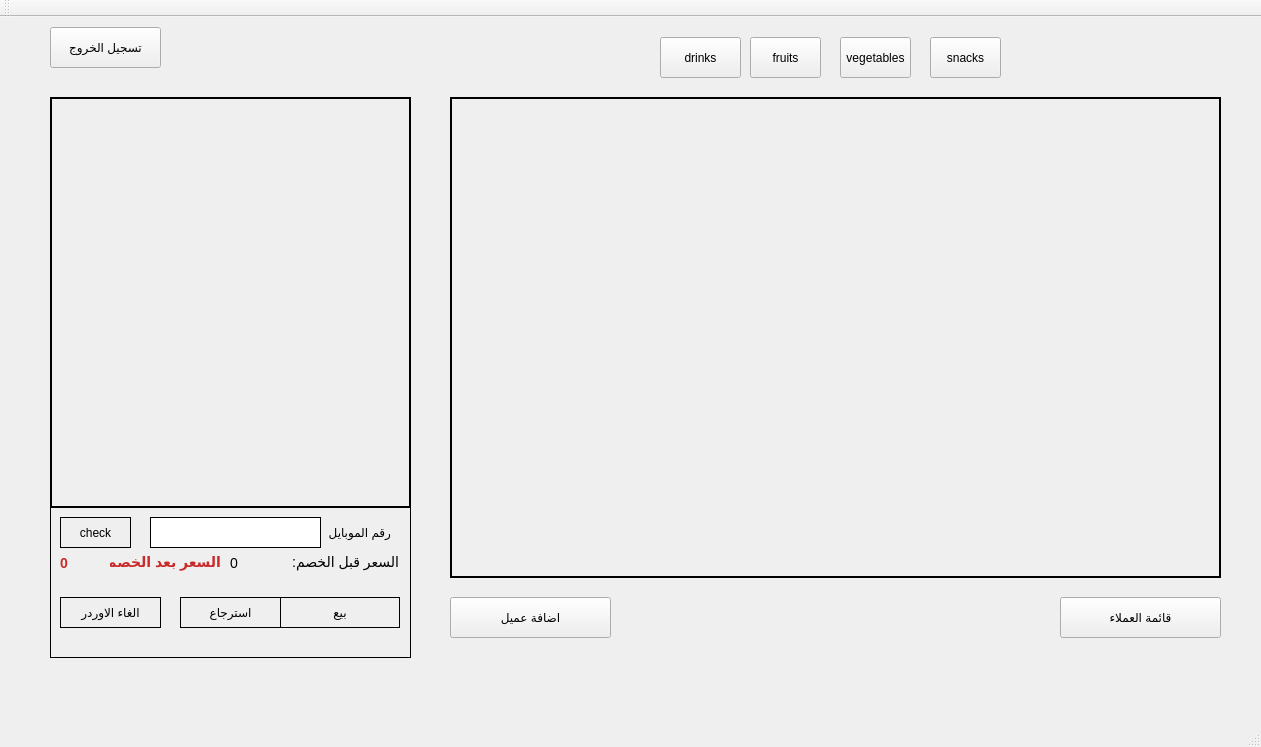
This is cashRegisterSystem/cashRegisterSystem.ui in Ismaeel-Muhammad/Cash-Register-System as Qt 5 draws it before an edit. The edited form follows.
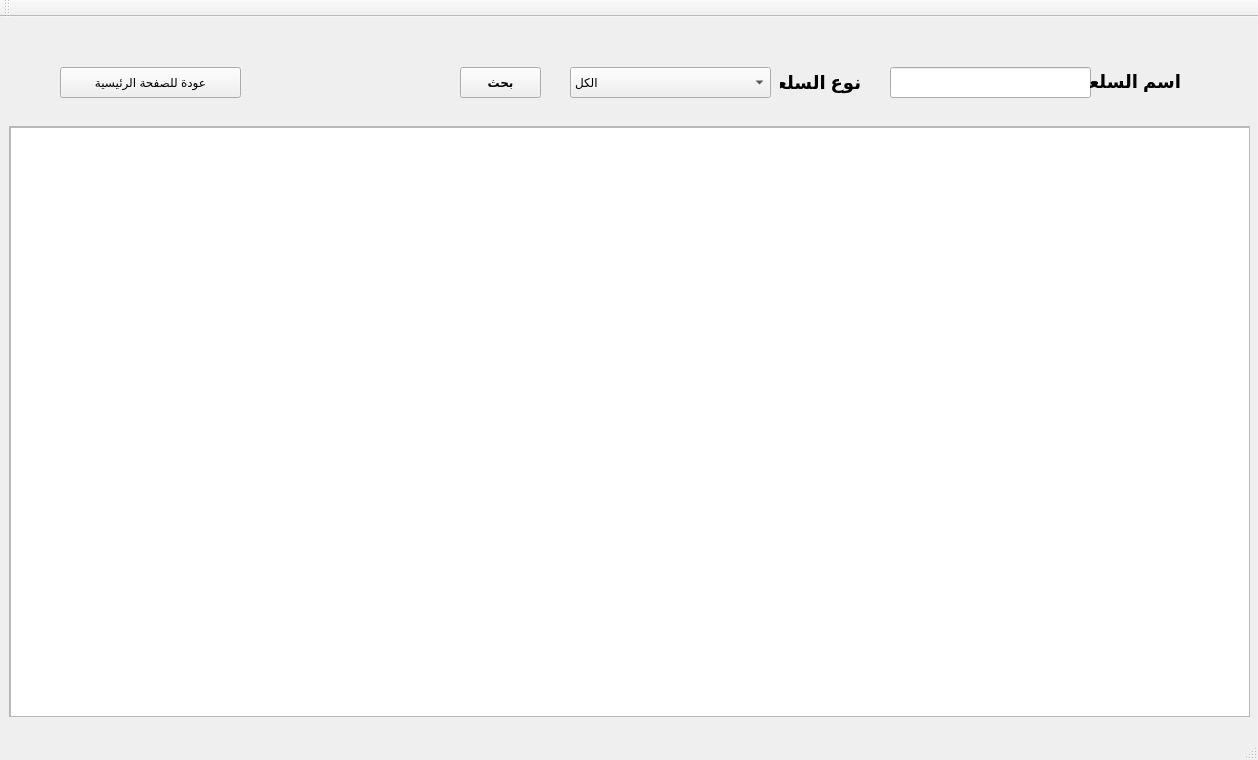
This is the edited form. The open tabs and pages were chosen to show the change.

Commit message: added product form with search and filters

```diff
--- a/cashRegisterSystem/cashRegisterSystem.ui
+++ b/cashRegisterSystem/cashRegisterSystem.ui
@@ -6,8 +6,8 @@
    <rect>
     <x>0</x>
     <y>0</y>
-    <width>1261</width>
-    <height>747</height>
+    <width>1258</width>
+    <height>760</height>
    </rect>
   </property>
   <property name="windowTitle">
@@ -20,7 +20,7 @@
       <x>0</x>
       <y>0</y>
       <width>1251</width>
-      <height>691</height>
+      <height>701</height>
      </rect>
     </property>
     <property name="currentIndex">
@@ -1441,6 +1441,134 @@
       </property>
      </widget>
     </widget>
+    <widget class="QWidget" name="page_2">
+     <widget class="QScrollArea" name="porductsForm">
+      <property name="geometry">
+       <rect>
+        <x>9</x>
+        <y>109</y>
+        <width>1241</width>
+        <height>591</height>
+       </rect>
+      </property>
+      <property name="widgetResizable">
+       <bool>true</bool>
+      </property>
+      <widget class="QWidget" name="scrollAreaWidgetContents_3">
+       <property name="geometry">
+        <rect>
+         <x>0</x>
+         <y>0</y>
+         <width>1239</width>
+         <height>589</height>
+        </rect>
+       </property>
+       <widget class="QTableView" name="prodtable">
+        <property name="geometry">
+         <rect>
+          <x>0</x>
+          <y>0</y>
+          <width>1241</width>
+          <height>591</height>
+         </rect>
+        </property>
+       </widget>
+      </widget>
+     </widget>
+     <widget class="QLineEdit" name="ProdNameSearch">
+      <property name="geometry">
+       <rect>
+        <x>890</x>
+        <y>50</y>
+        <width>201</width>
+        <height>31</height>
+       </rect>
+      </property>
+     </widget>
+     <widget class="QLabel" name="ProdNameLabel">
+      <property name="geometry">
+       <rect>
+        <x>1090</x>
+        <y>49</y>
+        <width>91</width>
+        <height>31</height>
+       </rect>
+      </property>
+      <property name="styleSheet">
+       <string notr="true">font-weight:bold;
+font-size:18px;</string>
+      </property>
+      <property name="text">
+       <string>اسم السلعة</string>
+      </property>
+     </widget>
+     <widget class="QPushButton" name="searchprobuctsBTN">
+      <property name="geometry">
+       <rect>
+        <x>460</x>
+        <y>50</y>
+        <width>81</width>
+        <height>31</height>
+       </rect>
+      </property>
+      <property name="styleSheet">
+       <string notr="true">
+font-weight:bold;
+</string>
+      </property>
+      <property name="text">
+       <string>بحث</string>
+      </property>
+     </widget>
+     <widget class="QComboBox" name="ProdTypeSearch">
+      <property name="geometry">
+       <rect>
+        <x>570</x>
+        <y>50</y>
+        <width>201</width>
+        <height>31</height>
+       </rect>
+      </property>
+      <property name="styleSheet">
+       <string notr="true"/>
+      </property>
+      <item>
+       <property name="text">
+        <string>الكل</string>
+       </property>
+      </item>
+     </widget>
+     <widget class="QLabel" name="ProdTypeLabel">
+      <property name="geometry">
+       <rect>
+        <x>780</x>
+        <y>50</y>
+        <width>81</width>
+        <height>31</height>
+       </rect>
+      </property>
+      <property name="styleSheet">
+       <string notr="true">font-weight:bold;
+font-size:18px;</string>
+      </property>
+      <property name="text">
+       <string>نوع السلعة</string>
+      </property>
+     </widget>
+     <widget class="QPushButton" name="BackFromProductsBTN">
+      <property name="geometry">
+       <rect>
+        <x>60</x>
+        <y>50</y>
+        <width>181</width>
+        <height>31</height>
+       </rect>
+      </property>
+      <property name="text">
+       <string>عودة للصفحة الرئيسية</string>
+      </property>
+     </widget>
+    </widget>
    </widget>
   </widget>
   <widget class="QMenuBar" name="menuBar">
```
Left out of the diff: 17 changed lines with no effect on the pictures. The commit also changes 52 other files.
